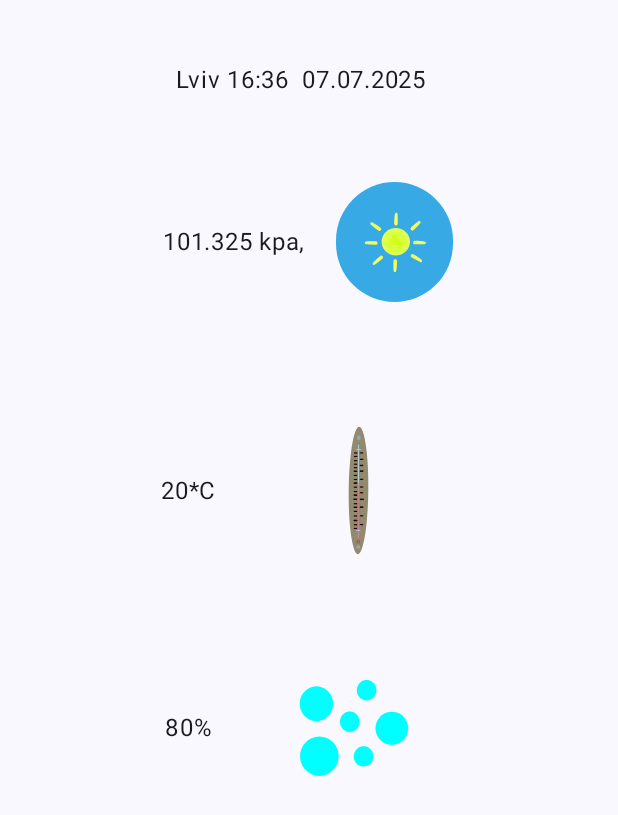
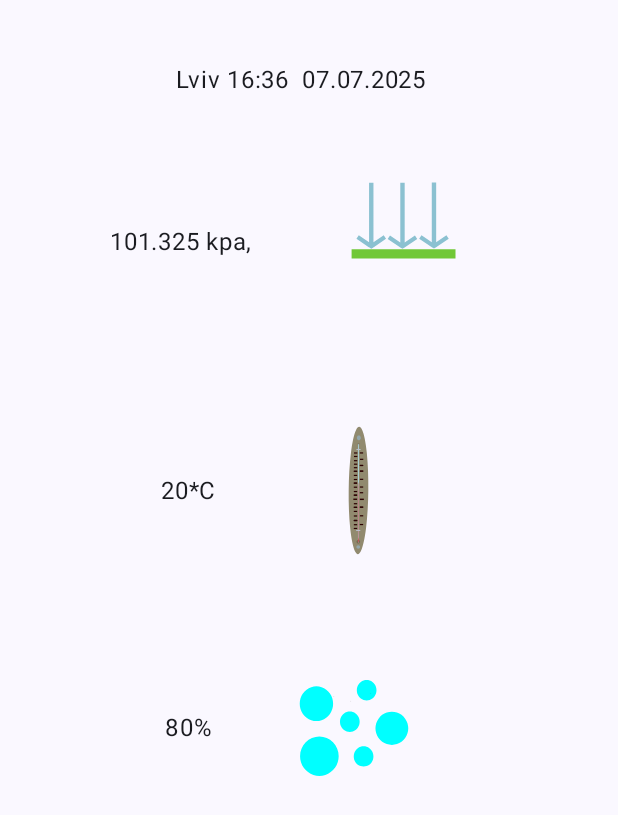
Before and after one commit to zayats1/WeatherStationApp, an Android app built with Jetpack Compose: the screen it shows after launch (MainActivity), on a phone screen of 412 x 824 dp. Shown: the top 815 px of the screen. Run offline under Robolectric (Android 15) with nearby library versions, the phone set to English and light mode, and no system bars.

Commit message:
Pressure

```diff
--- a/app/src/main/java/com/bogdandev/weatherstationapp/ui/MainScreen.kt
+++ b/app/src/main/java/com/bogdandev/weatherstationapp/ui/MainScreen.kt
@@ -1,7 +1,6 @@
 package com.bogdandev.weatherstationapp.ui
 
 import androidx.compose.foundation.Image
-import androidx.compose.foundation.background
 import androidx.compose.foundation.layout.Arrangement
 import androidx.compose.foundation.layout.Column
 import androidx.compose.foundation.layout.Row
@@ -18,7 +17,6 @@ import androidx.compose.runtime.Composable
 import androidx.compose.ui.Alignment
 import androidx.compose.ui.Modifier
 import androidx.compose.ui.draw.clip
-import androidx.compose.ui.graphics.Color
 import androidx.compose.ui.layout.ContentScale
 import androidx.compose.ui.res.painterResource
 import androidx.compose.ui.tooling.preview.Preview
@@ -34,7 +32,7 @@ fun Weather(modifier: Modifier = Modifier) {
         )
         {
             DateAndTimeBar(modifier)
-            WeatherBar(
+            PressureBar(
                 data = "101.325 kpa,",
                 modifier = modifier
             )
@@ -142,7 +140,7 @@ fun DateAndTimeBar(modifier: Modifier = Modifier) {
 
 @Preview(showBackground = true)
 @Composable
-fun WeatherBar(modifier: Modifier = Modifier, data: String = "Lviv 20*C Sunny") {
+fun PressureBar(modifier: Modifier = Modifier, data: String = "Lviv 20*C Sunny") {
     DisplayBar(modifier = modifier, content = {
         Text(
             text = data,
@@ -151,14 +149,13 @@ fun WeatherBar(modifier: Modifier = Modifier, data: String = "Lviv 20*C Sunny")
 
         Image(
             painter = painterResource(
-                R.drawable.sun_foreground
+                R.drawable.pressure
             ),
             contentScale = ContentScale.Crop,
             modifier = modifier
-                .size(80.dp)
+                .size(150.dp)
                 .padding(end = 2.dp)
-                .clip(CircleShape)
-                .background(Color(0xFF37AAE5)),
+                .clip(CircleShape),
 
             contentDescription = null
         )
--- /dev/null
+++ b/app/src/main/res/drawable/pressure.xml
@@ -0,0 +1,22 @@
+<vector xmlns:android="http://schemas.android.com/apk/res/android"
+    android:width="210dp"
+    android:height="297dp"
+    android:viewportWidth="210"
+    android:viewportHeight="297">
+  <path
+      android:pathData="m81.42,92.44v56.39l-9.73,-6.59 -2.21,3.26 11.31,7.67h-0.08v0.01l0.04,-0.01 0.51,0.32 0.17,0.11 0,-0.01 2.08,1.29 2.01,-1.28 0.04,-0.02h0.01v-0.01l0.66,-0.42h-0.04l11.29,-7.65 -2.21,-3.26 -9.7,6.57V92.44Z"
+      android:strokeWidth="0.739042"
+      android:fillColor="#8bc1d1"/>
+  <path
+      android:pathData="m110.95,92.57v56.39l-9.73,-6.59 -2.21,3.26 11.31,7.67h-0.08v0.01l0.04,-0.01 0.51,0.32 0.17,0.11 0,-0.01 2.08,1.29 2.01,-1.28 0.04,-0.02h0.01v-0.01l0.66,-0.42h-0.04l11.29,-7.65 -2.21,-3.26 -9.7,6.57V92.57Z"
+      android:strokeWidth="0.739042"
+      android:fillColor="#8bc1d1"/>
+  <path
+      android:pathData="m140.74,92.31v56.39l-9.73,-6.59 -2.21,3.26 11.31,7.67h-0.08v0.01l0.04,-0.01 0.51,0.32 0.17,0.11 0,-0.01 2.08,1.29 2.01,-1.28 0.04,-0.02h0.01v-0.01l0.66,-0.42h-0.04l11.29,-7.65 -2.21,-3.26 -9.7,6.57V92.31Z"
+      android:strokeWidth="0.739042"
+      android:fillColor="#8bc1d1"/>
+  <path
+      android:pathData="M64.89,155.4h98.29v8.68h-98.29z"
+      android:strokeWidth="0.585887"
+      android:fillColor="#71c837"/>
+</vector>
--- /dev/null
+++ b/app/src/main/res/drawable/pressure_foreground.xml
@@ -0,0 +1,27 @@
+<vector xmlns:android="http://schemas.android.com/apk/res/android"
+    android:width="108dp"
+    android:height="108dp"
+    android:viewportWidth="210"
+    android:viewportHeight="297">
+  <group android:scaleX="1.0240741"
+      android:scaleY="1.4483334"
+      android:translateX="-10.976389"
+      android:translateY="-36.705624">
+    <path
+        android:pathData="m81.42,92.44v56.39l-9.73,-6.59 -2.21,3.26 11.31,7.67h-0.08v0.01l0.04,-0.01 0.51,0.32 0.17,0.11 0,-0.01 2.08,1.29 2.01,-1.28 0.04,-0.02h0.01v-0.01l0.66,-0.42h-0.04l11.29,-7.65 -2.21,-3.26 -9.7,6.57V92.44Z"
+        android:strokeWidth="0.739042"
+        android:fillColor="#8bc1d1"/>
+    <path
+        android:pathData="m110.95,92.57v56.39l-9.73,-6.59 -2.21,3.26 11.31,7.67h-0.08v0.01l0.04,-0.01 0.51,0.32 0.17,0.11 0,-0.01 2.08,1.29 2.01,-1.28 0.04,-0.02h0.01v-0.01l0.66,-0.42h-0.04l11.29,-7.65 -2.21,-3.26 -9.7,6.57V92.57Z"
+        android:strokeWidth="0.739042"
+        android:fillColor="#8bc1d1"/>
+    <path
+        android:pathData="m140.74,92.31v56.39l-9.73,-6.59 -2.21,3.26 11.31,7.67h-0.08v0.01l0.04,-0.01 0.51,0.32 0.17,0.11 0,-0.01 2.08,1.29 2.01,-1.28 0.04,-0.02h0.01v-0.01l0.66,-0.42h-0.04l11.29,-7.65 -2.21,-3.26 -9.7,6.57V92.31Z"
+        android:strokeWidth="0.739042"
+        android:fillColor="#8bc1d1"/>
+    <path
+        android:pathData="M64.89,155.4h98.29v8.68h-98.29z"
+        android:strokeWidth="0.585887"
+        android:fillColor="#71c837"/>
+  </group>
+</vector>
--- /dev/null
+++ b/app/src/main/res/mipmap-anydpi-v26/pressure.xml
@@ -0,0 +1,5 @@
+<?xml version="1.0" encoding="utf-8"?>
+<adaptive-icon xmlns:android="http://schemas.android.com/apk/res/android">
+    <background android:drawable="@color/pressure_background"/>
+    <foreground android:drawable="@drawable/pressure_foreground"/>
+</adaptive-icon>
--- /dev/null
+++ b/app/src/main/res/mipmap-anydpi-v26/pressure_round.xml
@@ -0,0 +1,5 @@
+<?xml version="1.0" encoding="utf-8"?>
+<adaptive-icon xmlns:android="http://schemas.android.com/apk/res/android">
+    <background android:drawable="@color/pressure_background"/>
+    <foreground android:drawable="@drawable/pressure_foreground"/>
+</adaptive-icon>
--- /dev/null
+++ b/app/src/main/res/values/pressure_background.xml
@@ -0,0 +1,4 @@
+<?xml version="1.0" encoding="utf-8"?>
+<resources>
+    <color name="pressure_background">#B8D3E7</color>
+</resources>
```
Also changed, not shown: app/src/main/pressure-playstore.png (added), app/src/main/res/mipmap-hdpi/pressure.webp (added), app/src/main/res/mipmap-hdpi/pressure_round.webp (added), app/src/main/res/mipmap-mdpi/pressure.webp (added), app/src/main/res/mipmap-mdpi/pressure_round.webp (added), app/src/main/res/mipmap-xhdpi/pressure.webp (added), app/src/main/res/mipmap-xhdpi/pressure_round.webp (added), app/src/main/res/mipmap-xxhdpi/pressure.webp (added), app/src/main/res/mipmap-xxhdpi/pressure_round.webp (added), app/src/main/res/mipmap-xxxhdpi/pressure.webp (added), app/src/main/res/mipmap-xxxhdpi/pressure_round.webp (added).
